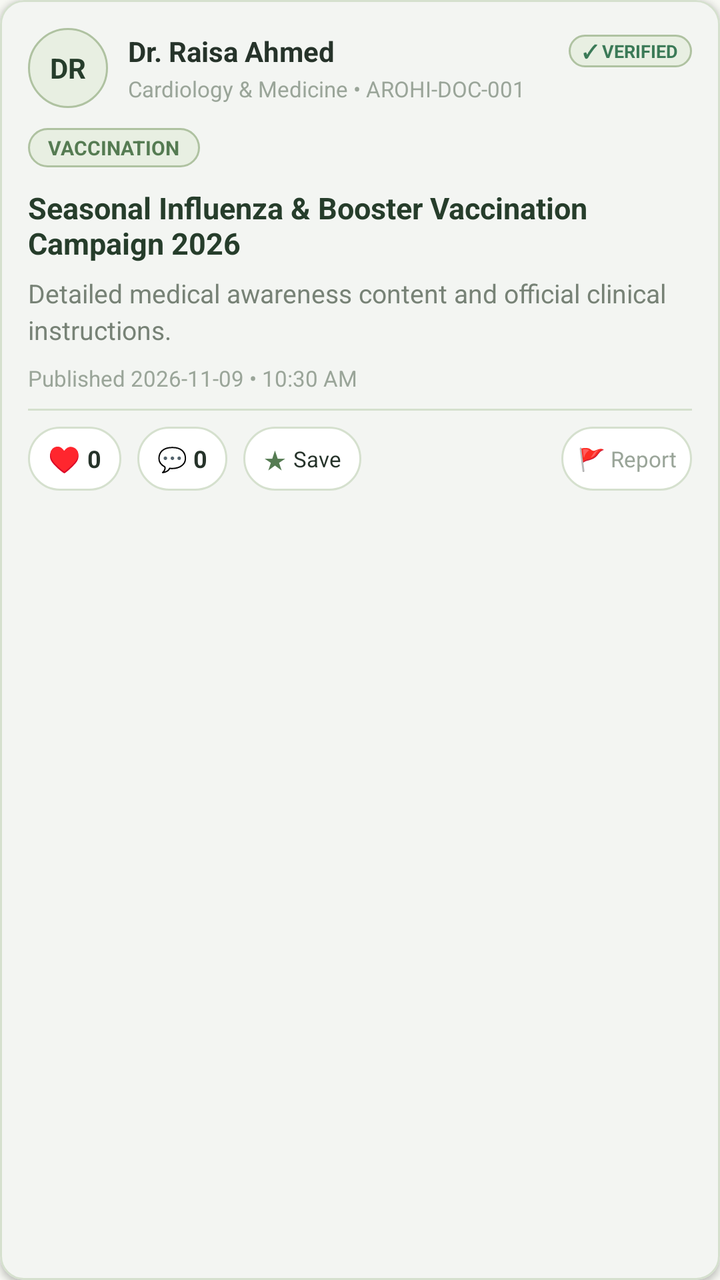
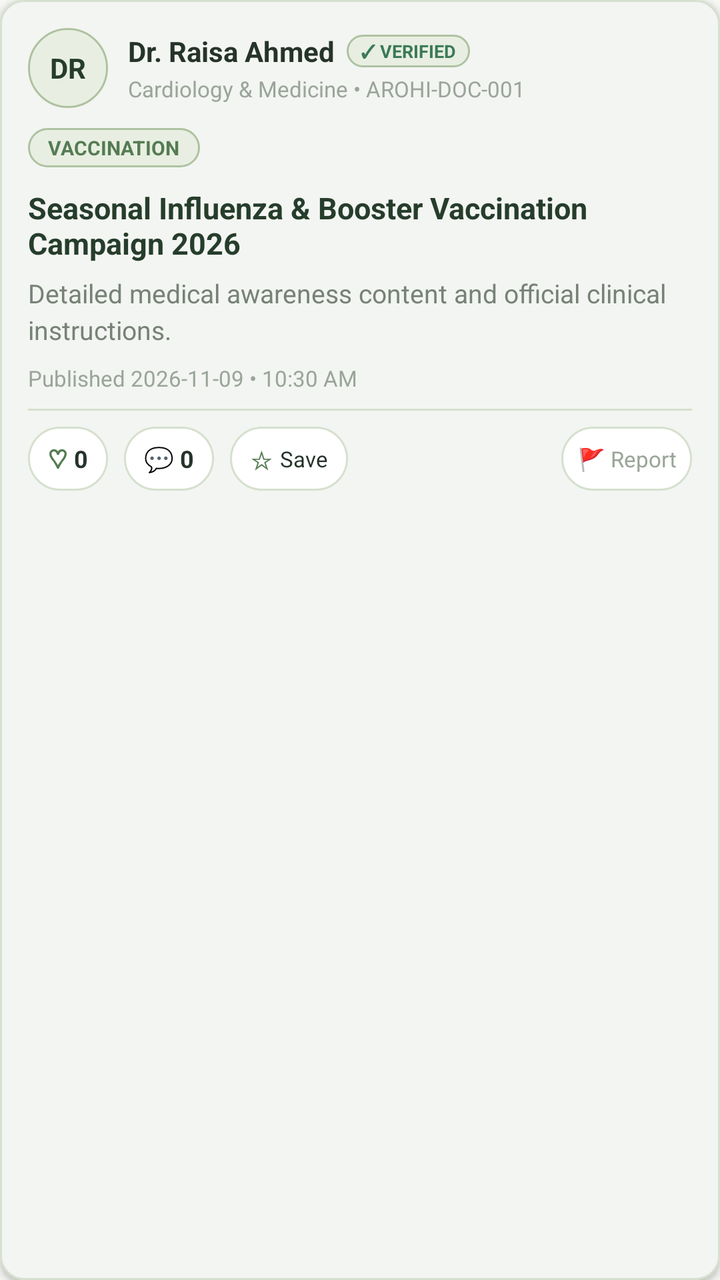

Before-and-after screenshots of an Android layout around one commit, followed by the original layout XML and the change that was made.
<!-- AndroidManifest.xml: application theme Theme.AROHI -->
<!-- res/layout/item_community_post.xml -->
<?xml version="1.0" encoding="utf-8"?>
<com.google.android.material.card.MaterialCardView xmlns:android="http://schemas.android.com/apk/res/android"
    xmlns:app="http://schemas.android.com/apk/res-auto"
    android:layout_width="match_parent"
    android:layout_height="wrap_content"
    android:layout_marginHorizontal="@dimen/spacing_md"
    android:layout_marginVertical="6dp"
    app:cardBackgroundColor="@color/surface_card"
    app:cardCornerRadius="12dp"
    app:cardElevation="2dp"
    app:strokeColor="@color/border_stroke"
    app:strokeWidth="1dp">

    <LinearLayout
        android:layout_width="match_parent"
        android:layout_height="wrap_content"
        android:orientation="vertical"
        android:padding="14dp">

        
        <LinearLayout
            android:layout_width="match_parent"
            android:layout_height="wrap_content"
            android:gravity="center_vertical"
            android:orientation="horizontal">

            <TextView
                android:id="@+id/tvAuthorAvatar"
                android:layout_width="40dp"
                android:layout_height="40dp"
                android:background="@drawable/bg_icon_circle_mint"
                android:gravity="center"
                android:text="DR"
                android:textColor="@color/accent_heading"
                android:textSize="14sp"
                android:textStyle="bold" />

            <LinearLayout
                android:layout_width="0dp"
                android:layout_height="wrap_content"
                android:layout_marginStart="10dp"
                android:layout_weight="1"
                android:orientation="vertical">

                <LinearLayout
                    android:layout_width="match_parent"
                    android:layout_height="wrap_content"
                    android:gravity="center_vertical"
                    android:orientation="horizontal">

                    <TextView
                        android:id="@+id/tvAuthorName"
                        android:layout_width="0dp"
                        android:layout_height="wrap_content"
                        android:layout_weight="1"
                        android:ellipsize="end"
                        android:maxLines="1"
                        android:text="Dr. Raisa Ahmed"
                        android:textColor="@color/text_primary"
                        android:textSize="14sp"
                        android:textStyle="bold" />

                    <TextView
                        android:id="@+id/tvVerificationBadge"
                        android:layout_width="wrap_content"
                        android:layout_height="wrap_content"
                        android:layout_marginStart="6dp"
                        android:background="@drawable/bg_badge_pill"
                        android:maxLines="1"
                        android:paddingHorizontal="7dp"
                        android:paddingVertical="2dp"
                        android:singleLine="true"
                        android:text="✓ VERIFIED"
                        android:textColor="@color/status_verified"
                        android:textSize="9sp"
                        android:textStyle="bold" />
                </LinearLayout>

                <TextView
                    android:id="@+id/tvAuthorSubtitle"
                    android:layout_width="match_parent"
                    android:layout_height="wrap_content"
                    android:layout_marginTop="2dp"
                    android:ellipsize="end"
                    android:maxLines="1"
                    android:text="Cardiology &amp; Medicine • AROHI-DOC-001"
                    android:textColor="@color/text_muted"
                    android:textSize="11sp" />
            </LinearLayout>
        </LinearLayout>

        
        <TextView
            android:id="@+id/tvPostCategoryBadge"
            android:layout_width="wrap_content"
            android:layout_height="wrap_content"
            android:layout_marginTop="10dp"
            android:background="@drawable/bg_badge_pill"
            android:maxLines="1"
            android:paddingHorizontal="10dp"
            android:paddingVertical="3dp"
            android:singleLine="true"
            android:text="VACCINATION"
            android:textColor="@color/primary_moss_green"
            android:textSize="10sp"
            android:textStyle="bold" />

        
        <TextView
            android:id="@+id/tvPostTitle"
            android:layout_width="match_parent"
            android:layout_height="wrap_content"
            android:layout_marginTop="10dp"
            android:text="Seasonal Influenza &amp; Booster Vaccination Campaign 2026"
            android:textColor="@color/accent_heading"
            android:textSize="15sp"
            android:textStyle="bold" />

        
        <TextView
            android:id="@+id/tvPostContent"
            android:layout_width="match_parent"
            android:layout_height="wrap_content"
            android:layout_marginTop="6dp"
            android:lineSpacingExtra="3dp"
            android:text="Detailed medical awareness content and official clinical instructions."
            android:textColor="@color/text_secondary"
            android:textSize="13sp" />

        
        <TextView
            android:id="@+id/tvPostDate"
            android:layout_width="match_parent"
            android:layout_height="wrap_content"
            android:layout_marginTop="8dp"
            android:text="Published 2026-11-09 • 10:30 AM"
            android:textColor="@color/text_muted"
            android:textSize="11sp" />

        
        <View
            android:layout_width="match_parent"
            android:layout_height="1dp"
            android:layout_marginVertical="8dp"
            android:background="@color/border_stroke" />

        
        <LinearLayout
            android:layout_width="match_parent"
            android:layout_height="wrap_content"
            android:gravity="center_vertical"
            android:orientation="horizontal">

            
            <LinearLayout
                android:id="@+id/btnLikePost"
                android:layout_width="wrap_content"
                android:layout_height="32dp"
                android:background="@drawable/bg_white_pill"
                android:clickable="true"
                android:focusable="true"
                android:gravity="center_vertical"
                android:paddingHorizontal="10dp">

                <TextView
                    android:id="@+id/tvLikeIcon"
                    android:layout_width="wrap_content"
                    android:layout_height="wrap_content"
                    android:text="♥ "
                    android:textColor="@color/primary_moss_green"
                    android:textSize="13sp"
                    android:textStyle="bold" />

                <TextView
                    android:id="@+id/tvLikeCount"
                    android:layout_width="wrap_content"
                    android:layout_height="wrap_content"
                    android:text="0"
                    android:textColor="@color/text_primary"
                    android:textSize="12sp"
                    android:textStyle="bold" />
            </LinearLayout>

            
            <LinearLayout
                android:id="@+id/btnCommentPost"
                android:layout_width="wrap_content"
                android:layout_height="32dp"
                android:layout_marginStart="8dp"
                android:background="@drawable/bg_white_pill"
                android:clickable="true"
                android:focusable="true"
                android:gravity="center_vertical"
                android:paddingHorizontal="10dp">

                <TextView
                    android:layout_width="wrap_content"
                    android:layout_height="wrap_content"
                    android:text="💬 "
                    android:textSize="12sp" />

                <TextView
                    android:id="@+id/tvCommentCount"
                    android:layout_width="wrap_content"
                    android:layout_height="wrap_content"
                    android:text="0"
                    android:textColor="@color/text_primary"
                    android:textSize="12sp"
                    android:textStyle="bold" />
            </LinearLayout>

            
            <LinearLayout
                android:id="@+id/btnSavePost"
                android:layout_width="wrap_content"
                android:layout_height="32dp"
                android:layout_marginStart="8dp"
                android:background="@drawable/bg_white_pill"
                android:clickable="true"
                android:focusable="true"
                android:gravity="center_vertical"
                android:paddingHorizontal="10dp">

                <TextView
                    android:id="@+id/tvSaveIcon"
                    android:layout_width="wrap_content"
                    android:layout_height="wrap_content"
                    android:text="★ "
                    android:textColor="@color/primary_moss_green"
                    android:textSize="13sp" />

                <TextView
                    android:id="@+id/tvSaveLabel"
                    android:layout_width="wrap_content"
                    android:layout_height="wrap_content"
                    android:text="@string/action_save_post"
                    android:textColor="@color/text_primary"
                    android:textSize="11sp" />
            </LinearLayout>

            <View
                android:layout_width="0dp"
                android:layout_height="1dp"
                android:layout_weight="1" />

            
            <TextView
                android:id="@+id/btnReportPost"
                android:layout_width="wrap_content"
                android:layout_height="32dp"
                android:background="@drawable/bg_white_pill"
                android:clickable="true"
                android:focusable="true"
                android:gravity="center"
                android:paddingHorizontal="8dp"
                android:text="🚩 Report"
                android:textColor="@color/text_muted"
                android:textSize="11sp" />

            
            <TextView
                android:id="@+id/btnModeratePost"
                android:layout_width="wrap_content"
                android:layout_height="32dp"
                android:layout_marginStart="6dp"
                android:background="@drawable/bg_badge_pill"
                android:clickable="true"
                android:focusable="true"
                android:gravity="center"
                android:paddingHorizontal="8dp"
                android:text="⚙ Moderate"
                android:textColor="@color/status_rejected"
                android:textSize="11sp"
                android:textStyle="bold"
                android:visibility="gone" />
        </LinearLayout>
    </LinearLayout>
</com.google.android.material.card.MaterialCardView>
<!-- resources referenced by this layout -->
<resources>
  <color name="accent_heading">#263D2B</color>
  <color name="border_stroke">#D5E0CE</color>
  <color name="primary_moss_green">#557B52</color>
  <color name="status_rejected">#C94B4B</color>
  <color name="status_verified">#3B7A57</color>
  <color name="surface_card">#FFFFFF</color>
  <color name="text_muted">#9AA599</color>
  <color name="text_primary">#26332A</color>
  <color name="text_secondary">#778276</color>
  <dimen name="spacing_md">16dp</dimen>
  <!-- drawable bg_badge_pill (drawable) -->
  <?xml version="1.0" encoding="utf-8"?>
  <shape xmlns:android="http://schemas.android.com/apk/res/android"
      android:shape="rectangle">
      <solid android:color="@color/pale_mint" />
      <stroke
          android:width="1dp"
          android:color="@color/soft_sage" />
      <corners android:radius="@dimen/radius_pill" />
  </shape>
  <!-- drawable bg_icon_circle_mint (drawable) -->
  <?xml version="1.0" encoding="utf-8"?>
  <shape xmlns:android="http://schemas.android.com/apk/res/android"
      android:shape="oval">
      <solid android:color="@color/pale_mint" />
      <stroke
          android:width="1dp"
          android:color="@color/soft_sage" />
  </shape>
  <!-- drawable bg_white_pill (drawable) -->
  <?xml version="1.0" encoding="utf-8"?>
  <shape xmlns:android="http://schemas.android.com/apk/res/android"
      android:shape="rectangle">
      <solid android:color="@color/surface_card" />
      <stroke
          android:width="1dp"
          android:color="@color/border_stroke" />
      <corners android:radius="50dp" />
  </shape>
  <string name="action_save_post">Save</string>
  <color name="pale_mint">#E8EFE2</color>
  <color name="soft_sage">#AFC2A1</color>
  <dimen name="radius_pill">100dp</dimen>
  <color name="white">#FFFFFF</color>
  <color name="deep_forest_green">#263D2B</color>
  <color name="secondary_sage">#819B75</color>
  <color name="status_emergency">#C94B4B</color>
  <color name="status_emergency_bg">#FDECEC</color>
  <color name="warm_ivory">#F7F8F3</color>
  <style name="Widget.AROHI.Card" parent="Widget.Material3.CardView.Elevated">
          <item name="cardBackgroundColor">@color/surface_card</item>
          <item name="cardCornerRadius">@dimen/radius_md</item>
          <item name="cardElevation">@dimen/card_elevation</item>
          <item name="strokeColor">@color/border_stroke</item>
          <item name="strokeWidth">@dimen/card_stroke_width</item>
      </style>
  <style name="ThemeOverlay.AROHI.MaterialAlertDialog" parent="ThemeOverlay.Material3.MaterialAlertDialog">
          <item name="buttonBarPositiveButtonStyle">@style/Widget.AROHI.Dialog.Button.Positive</item>
          <item name="buttonBarNegativeButtonStyle">@style/Widget.AROHI.Dialog.Button.Negative</item>
          <item name="buttonBarNeutralButtonStyle">@style/Widget.AROHI.Dialog.Button.Negative</item>
          <item name="shapeAppearanceOverlay">@style/ShapeAppearance.AROHI.Dialog</item>
      </style>
  <dimen name="button_height">54dp</dimen>
  <dimen name="input_corner_radius">12dp</dimen>
  <dimen name="radius_md">16dp</dimen>
  <dimen name="card_elevation">2dp</dimen>
  <dimen name="card_stroke_width">1dp</dimen>
  <style name="Widget.AROHI.Dialog.Button.Positive" parent="Widget.Material3.Button">
          <item name="android:textColor">@color/white</item>
          <item name="android:textSize">13sp</item>
          <item name="android:textStyle">bold</item>
          <item name="android:minHeight">38dp</item>
          <item name="android:insetTop">0dp</item>
          <item name="android:insetBottom">0dp</item>
          <item name="backgroundTint">@color/primary_moss_green</item>
          <item name="cornerRadius">19dp</item>
      </style>
  <style name="ShapeAppearance.AROHI.Dialog" parent="ShapeAppearance.Material3.Corner.Medium">
          <item name="cornerSize">16dp</item>
      </style>
  <!-- unchanged entries left out for length: 4 -->
</resources>

<!-- the commit's change to res/layout/item_community_post.xml (unified diff, before → after) -->
@@ -43,18 +43,18 @@
                 android:orientation="vertical">
 
                 <LinearLayout
-                    android:layout_width="match_parent"
+                    android:layout_width="wrap_content"
                     android:layout_height="wrap_content"
                     android:gravity="center_vertical"
                     android:orientation="horizontal">
 
                     <TextView
                         android:id="@+id/tvAuthorName"
-                        android:layout_width="0dp"
+                        android:layout_width="wrap_content"
                         android:layout_height="wrap_content"
-                        android:layout_weight="1"
                         android:ellipsize="end"
                         android:maxLines="1"
+                        android:singleLine="true"
                         android:text="Dr. Raisa Ahmed"
                         android:textColor="@color/text_primary"
                         android:textSize="14sp"
@@ -66,6 +66,7 @@
                         android:layout_height="wrap_content"
                         android:layout_marginStart="6dp"
                         android:background="@drawable/bg_badge_pill"
+                        android:lines="1"
                         android:maxLines="1"
                         android:paddingHorizontal="7dp"
                         android:paddingVertical="2dp"
@@ -166,7 +167,7 @@
                     android:id="@+id/tvLikeIcon"
                     android:layout_width="wrap_content"
                     android:layout_height="wrap_content"
-                    android:text="♥ "
+                    android:text="♡ "
                     android:textColor="@color/primary_moss_green"
                     android:textSize="13sp"
                     android:textStyle="bold" />
@@ -225,7 +226,7 @@
                     android:id="@+id/tvSaveIcon"
                     android:layout_width="wrap_content"
                     android:layout_height="wrap_content"
-                    android:text="★ "
+                    android:text="☆ "
                     android:textColor="@color/primary_moss_green"
                     android:textSize="13sp" />
 
